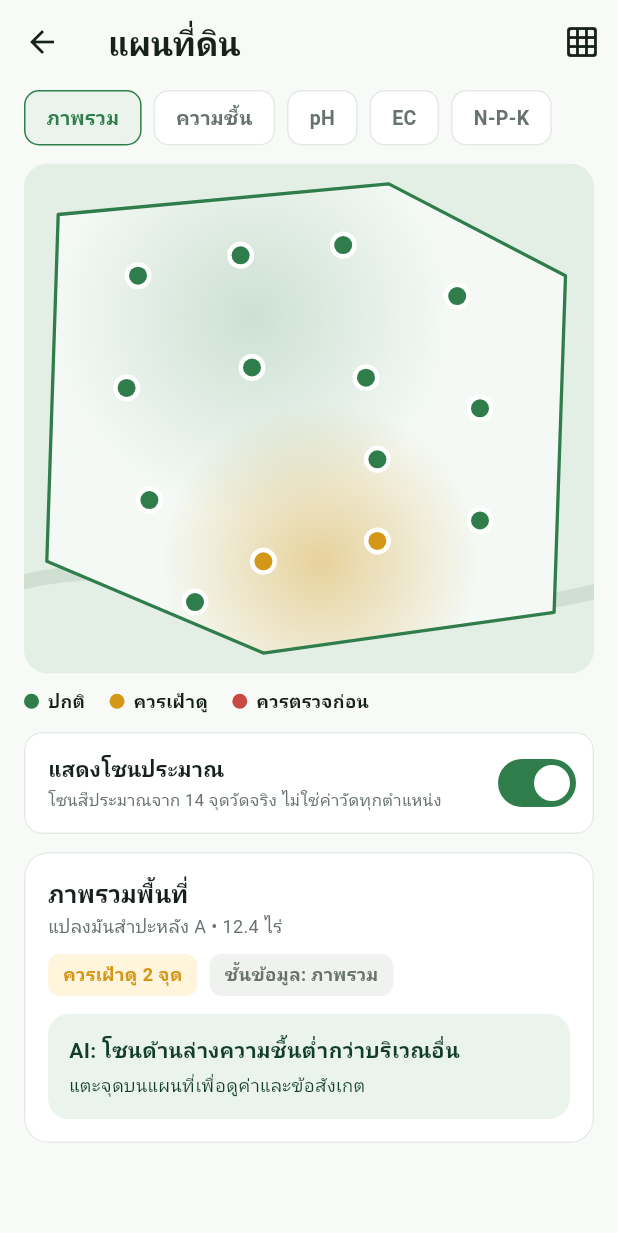
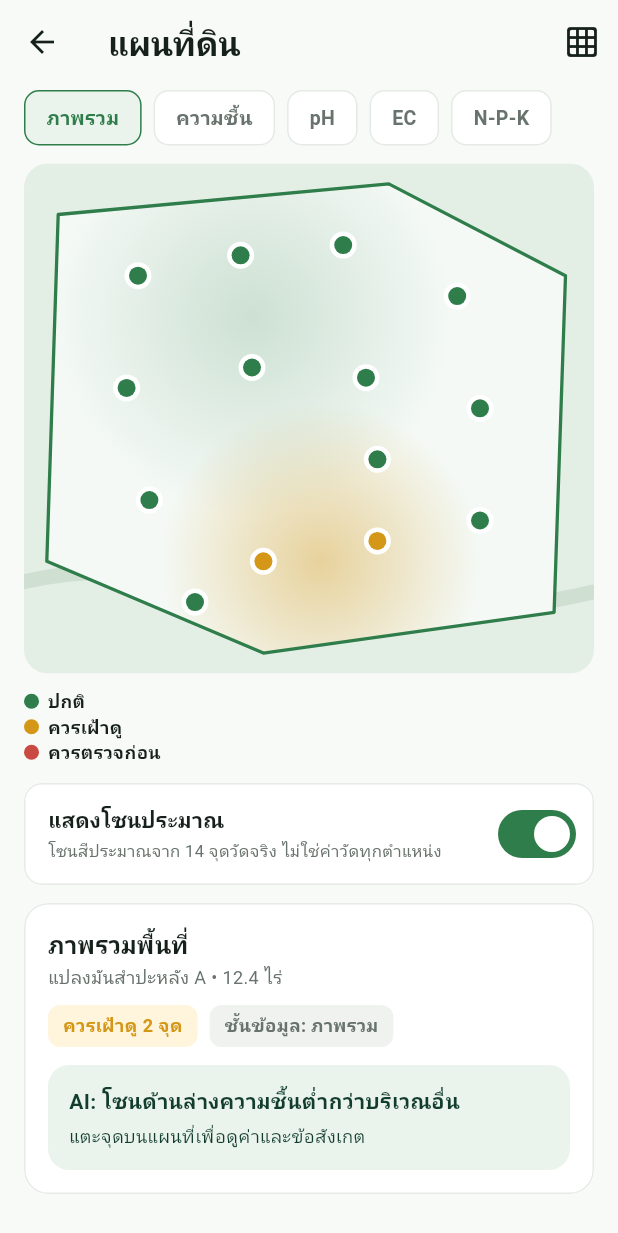
Before and after one commit to Fokkio/smart_soil_app, a Flutter app: the HomeTab screen opened directly, after a tap on "ดูจุดบนแผนที่ →", on a phone screen of 412 x 824 dp. Shown: the top 1233 px of the screen. Run offline on Flutter 3.47's test engine with Material 3 defaults, Android fonts, the phone set to English and light mode, and no system bars.

Commit message:
fix(ui): remove layout overflows on narrow screens and deprecated Switch.activeColor
Co-Authored-By: Claude Sonnet 5.5 <noreply@anthropic.com>

```diff
--- a/lib/screens/farm_screens.dart
+++ b/lib/screens/farm_screens.dart
@@ -43,9 +43,8 @@ class _FarmListScreenState extends State<FarmListScreen> {
           decoration: const InputDecoration(hintText: 'ค้นหาฟาร์ม', prefixIcon: Icon(Icons.search)),
         ),
         const Gap(12),
-        Row(children: [
+        Wrap(spacing: 8, runSpacing: 6, children: [
           Pill('ทั้งหมด ${Mock.farms.length} ฟาร์ม', tone: Tone.grey),
-          const Gap(8),
           const Pill('ข้อมูลพร้อมใช้', tone: Tone.blue),
         ]),
         const SectionHeader('เลือกฟาร์ม', action: 'เรียงล่าสุด', top: 16),
--- a/lib/screens/main_tabs.dart
+++ b/lib/screens/main_tabs.dart
@@ -132,13 +132,16 @@ class HomeTab extends StatelessWidget {
             subtitle: 'ฟาร์ม มมส. • แปลงนำร่อง',
             onTap: () => go(context, const FarmListScreen()),
           ),
-          Row(
+          Wrap(
+            alignment: WrapAlignment.spaceBetween,
+            crossAxisAlignment: WrapCrossAlignment.center,
+            spacing: 8,
+            runSpacing: 6,
             children: [
               GestureDetector(
                 onTap: () => go(context, const SyncScreen()),
                 child: const Pill('ออนไลน์ • ซิงก์แล้ว', icon: Icons.check),
               ),
-              const Spacer(),
               const Text('วัดล่าสุด ${Mock.lastMeasured}', style: TS.small),
             ],
           ),
@@ -273,7 +276,7 @@ class _SoilMapScreenState extends State<SoilMapScreen> {
             onTapMarker: (i) => go(context, PointDetailScreen(point: Mock.points[i])),
           ),
           const Gap(10),
-          Row(children: [
+          Wrap(children: [
             _legend(AppColors.green, 'ปกติ'),
             _legend(AppColors.amber, 'ควรเฝ้าดู'),
             _legend(AppColors.red, 'ควรตรวจก่อน'),
@@ -294,9 +297,8 @@ class _SoilMapScreenState extends State<SoilMapScreen> {
                 const Gap(2),
                 const Text('${Mock.plotName} • 12.4 ไร่', style: TS.small),
                 const Gap(10),
-                Row(children: [
+                Wrap(spacing: 8, runSpacing: 6, children: [
                   Pill(watch == 0 ? 'ปกติทั้งแปลง' : 'ควรเฝ้าดู $watch จุด', tone: watch == 0 ? Tone.green : Tone.amber),
-                  const Gap(8),
                   Pill('ชั้นข้อมูล: ${layers[layer]}', tone: Tone.grey),
                 ]),
                 const Gap(12),
--- a/lib/screens/plan_screens.dart
+++ b/lib/screens/plan_screens.dart
@@ -175,7 +175,7 @@ class FieldNavScreen extends StatelessWidget {
           ]),
         ),
         const Gap(12),
-        Row(children: [
+        Wrap(children: [
           _legend(AppColors.green, 'วัดแล้ว', true),
           _legend(AppColors.blue, 'จุดถัดไป', true),
           _legend(AppColors.hint, 'ยังไม่วัด', false),
--- a/lib/screens/state_screens.dart
+++ b/lib/screens/state_screens.dart
@@ -86,7 +86,7 @@ class LoadingStatesScreen extends StatelessWidget {
             const Row(children: [
               Icon(Icons.auto_awesome, color: AppColors.green, size: 20),
               Gap(8),
-              Text('AI กำลังวิเคราะห์ข้อมูลดิน', style: TS.h3),
+              Flexible(child: Text('AI กำลังวิเคราะห์ข้อมูลดิน', style: TS.h3, maxLines: 1, overflow: TextOverflow.ellipsis)),
             ]),
             const Text('อาจใช้เวลาเล็กน้อยหากมีหลายจุดตรวจ', style: TS.small),
             const Gap(12),
--- a/lib/widgets/common.dart
+++ b/lib/widgets/common.dart
@@ -88,7 +88,14 @@ class Pill extends StatelessWidget {
             Icon(icon, size: small ? 12 : 14, color: c.fg),
             const SizedBox(width: 4),
           ],
-          Text(text, style: TextStyle(fontSize: small ? 11 : 12, fontWeight: FontWeight.w600, color: c.fg)),
+          Flexible(
+            child: Text(
+              text,
+              maxLines: 1,
+              overflow: TextOverflow.ellipsis,
+              style: TextStyle(fontSize: small ? 11 : 12, fontWeight: FontWeight.w600, color: c.fg),
+            ),
+          ),
         ],
       ),
     );
@@ -568,7 +575,7 @@ class ToggleCard extends StatelessWidget {
               ],
             ),
           ),
-          Switch(value: value, onChanged: onChanged, activeColor: Colors.white, activeTrackColor: AppColors.green),
+          Switch(value: value, onChanged: onChanged, activeThumbColor: Colors.white, activeTrackColor: AppColors.green),
         ],
       ),
     );
```
